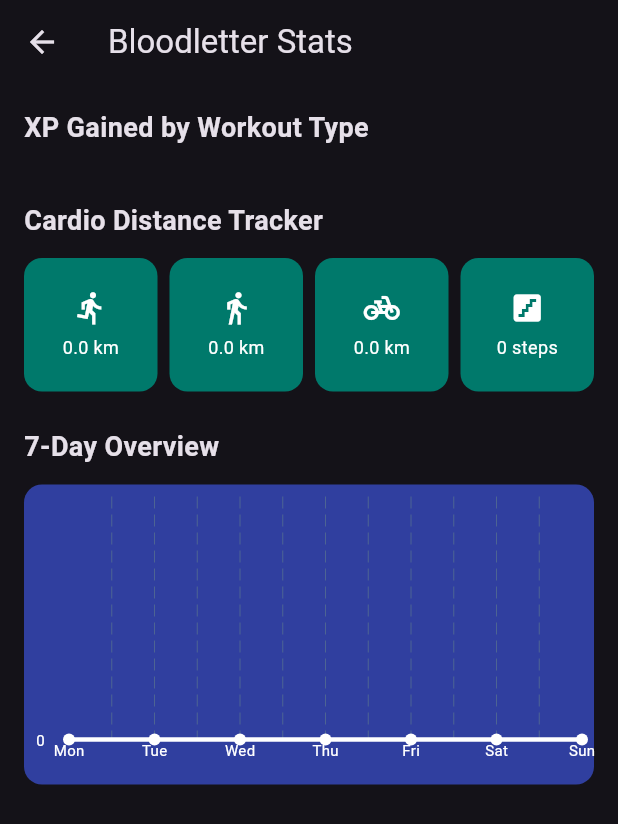
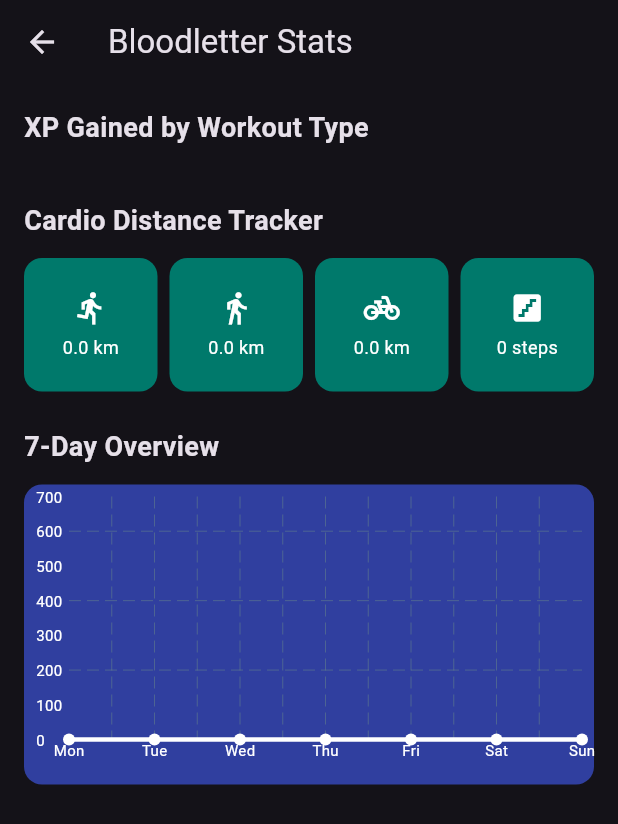
Before and after one commit to CuriousFrost/fitness_rpg, a Flutter app: the VisionaryStatsScreen screen opened directly with empty values, on a phone screen of 412 x 824 dp. Shown: the top 824 px of the screen. Run offline on Flutter 3.47's test engine with Material 3 defaults, Android fonts, the light colour scheme and no system bars; drawn by our look-alikes of fl_chart; our stand-ins replace shared_preferences; accounts and stored records are empty.

Commit message:
Graph Fixed

```diff
--- a/lib/screens/visionary_stats_screen.dart
+++ b/lib/screens/visionary_stats_screen.dart
@@ -211,6 +211,7 @@ class _VisionaryStatsScreenState extends State<VisionaryStatsScreen> {
                     minX: 0,
                     maxX: 6,
                     minY: 0,
+                    maxY: 700,
                     lineBarsData: [
                       LineChartBarData(
                         spots: xpSpots,
@@ -251,14 +252,16 @@ class _VisionaryStatsScreenState extends State<VisionaryStatsScreen> {
                       leftTitles: AxisTitles(
                         sideTitles: SideTitles(
                           showTitles: true,
-                          interval: 10,
-                          getTitlesWidget: (value, meta) => Text(
-                            value.toInt().toString(),
-                            style: const TextStyle(
-                              color: Colors.white,
-                              fontSize: 10,
-                            ),
-                          ),
+                          interval: 100,
+                          getTitlesWidget: (value, meta) {
+                            if (value % 100 == 0 && value <= 700) {
+                              return Text(
+                                value.toInt().toString(),
+                                style: const TextStyle(color: Colors.white, fontSize: 10),
+                              );
+                            }
+                            return const SizedBox.shrink();
+                          },
                         ),
                       ),
                       topTitles: AxisTitles(
```
